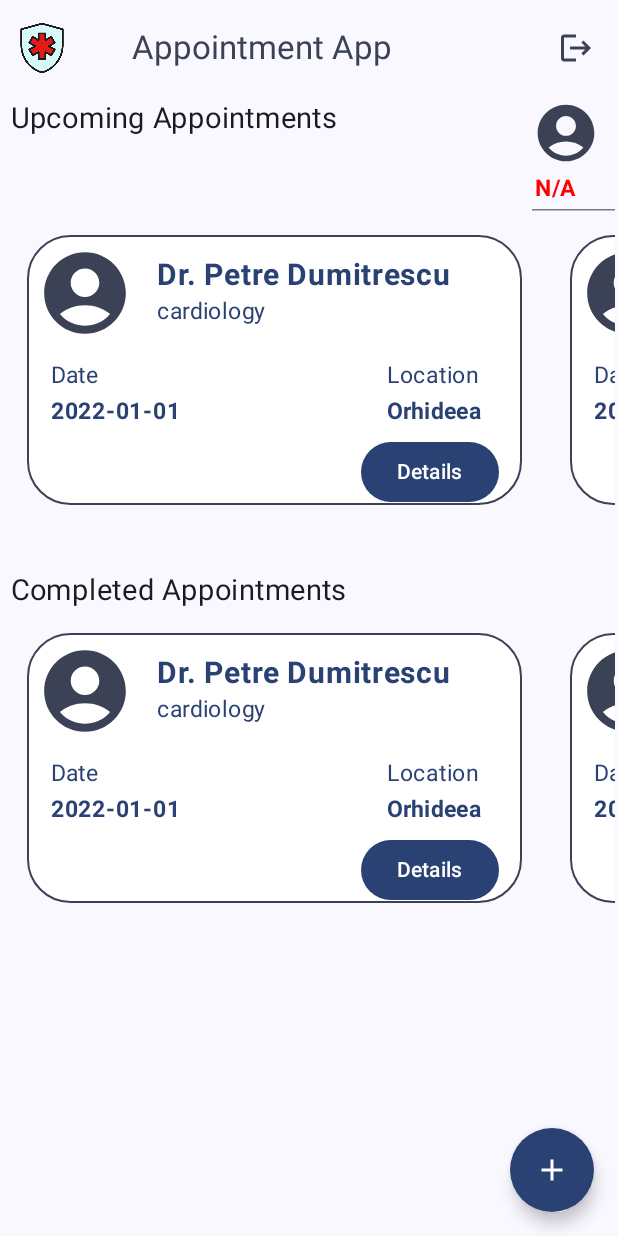
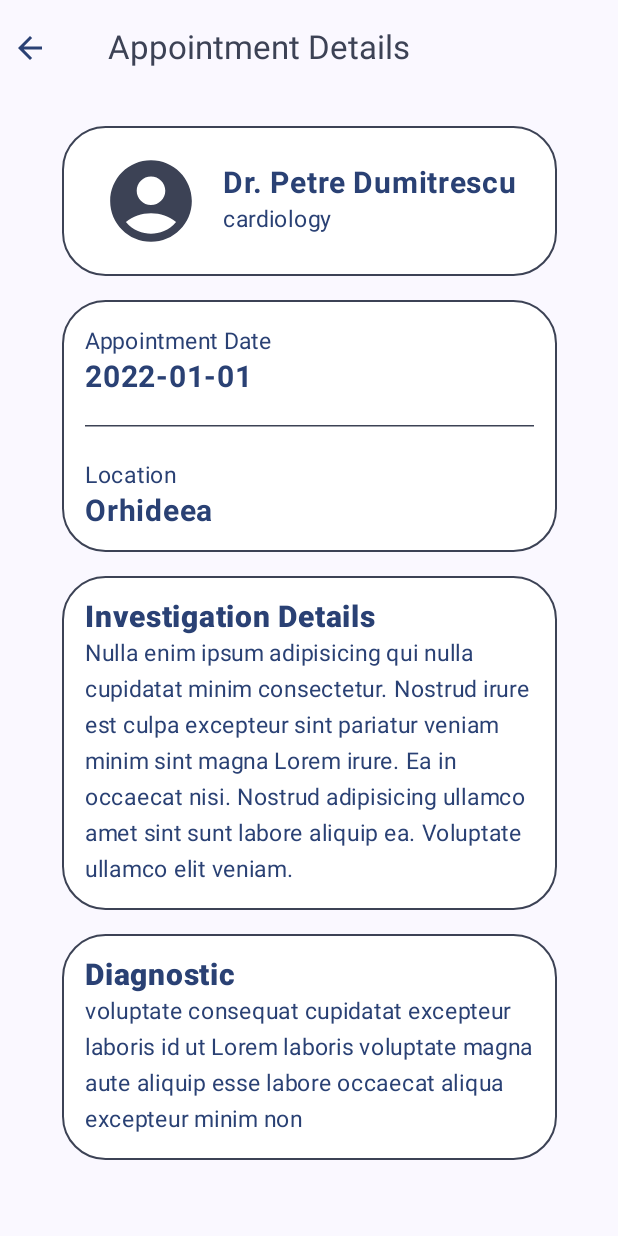
Before and after one commit to mihneabranzeu/doctors-appointment-app, an Android app built with Jetpack Compose: the Home screen opened through its navigation route, after a tap on "Details", on a phone screen of 412 x 824 dp. Run offline under Robolectric (Android 15) with nearby library versions, the phone set to English and light mode, and no system bars; our stand-ins replace Dagger/Hilt's generated code, Firebase (no records; nobody signed in at launch, a user with empty details on screens opened directly).

Commit message:
Add appointment details page & add time selection for appointment

```diff
--- a/app/src/main/java/lab02/eim/systems/cs/pub/doctorappointmentapp/components/Components.kt
+++ b/app/src/main/java/lab02/eim/systems/cs/pub/doctorappointmentapp/components/Components.kt
@@ -230,7 +230,7 @@ fun AppointmentCard(appointment: MAppointment = MAppointment("asdf", "2024-05-01
                     Text(text = "Dr. ${appointment.doctor}",
                         fontSize = 20.sp,
                         fontWeight = FontWeight.Bold)
-                    Text(text = "${appointment.catergory}",
+                    Text(text = "${appointment.category}",
                         fontSize = 15.sp,
                         fontWeight = FontWeight.Normal)
                 }
--- a/app/src/main/java/lab02/eim/systems/cs/pub/doctorappointmentapp/model/MAppointment.kt
+++ b/app/src/main/java/lab02/eim/systems/cs/pub/doctorappointmentapp/model/MAppointment.kt
@@ -2,7 +2,7 @@ package lab02.eim.systems.cs.pub.doctorappointmentapp.model
 
 data class MAppointment(var id: String? = null,
                         var date: String? = null,
-                        var catergory: String? = null,
+                        var category: String? = null,
                         var doctor: String? = null,
                         var location: String? = null) {
 
--- a/app/src/main/java/lab02/eim/systems/cs/pub/doctorappointmentapp/navigation/DoctorNavigation.kt
+++ b/app/src/main/java/lab02/eim/systems/cs/pub/doctorappointmentapp/navigation/DoctorNavigation.kt
@@ -2,14 +2,16 @@ package lab02.eim.systems.cs.pub.doctorappointmentapp.navigation
 
 import androidx.compose.runtime.Composable
 import androidx.hilt.navigation.compose.hiltViewModel
+import androidx.navigation.NavType
 import androidx.navigation.compose.NavHost
 import androidx.navigation.compose.composable
 import androidx.navigation.compose.rememberNavController
-import dagger.hilt.android.lifecycle.HiltViewModel
+import androidx.navigation.navArgument
 import lab02.eim.systems.cs.pub.doctorappointmentapp.screens.DoctorSplashScreen
 import lab02.eim.systems.cs.pub.doctorappointmentapp.screens.appointments.AppointmentsScreen
 import lab02.eim.systems.cs.pub.doctorappointmentapp.screens.book.BookAppointmentScreen
 import lab02.eim.systems.cs.pub.doctorappointmentapp.screens.book.DoctorSearchViewModel
+import lab02.eim.systems.cs.pub.doctorappointmentapp.screens.details.AppointmentDetailsScreen
 import lab02.eim.systems.cs.pub.doctorappointmentapp.screens.home.Home
 import lab02.eim.systems.cs.pub.doctorappointmentapp.screens.login.Login
 import lab02.eim.systems.cs.pub.doctorappointmentapp.screens.profile.ProfileScreen
@@ -42,5 +44,14 @@ fun DoctorNavigation() {
       composable(DoctorScreens.ProfileScreen.name) {
          ProfileScreen(navController = navController)
       }
+
+      val detailsName = DoctorScreens.AppointmentDetailsScreen.name
+      composable("$detailsName/{appointmentId}", arguments = listOf(navArgument("appointmentId"){
+         type = NavType.StringType
+      })) { BackStackEntry ->
+         BackStackEntry.arguments?.getString("appointmentId").let {
+            AppointmentDetailsScreen(navController = navController, appointmentId = it.toString())
+         }
+      }
    }
 }
--- a/app/src/main/java/lab02/eim/systems/cs/pub/doctorappointmentapp/navigation/DoctorScreens.kt
+++ b/app/src/main/java/lab02/eim/systems/cs/pub/doctorappointmentapp/navigation/DoctorScreens.kt
@@ -1,6 +1,5 @@
 package lab02.eim.systems.cs.pub.doctorappointmentapp.navigation
 
-import androidx.compose.foundation.layout.Spacer
 import java.lang.IllegalArgumentException
 
 enum class DoctorScreens {
@@ -10,8 +9,8 @@ enum class DoctorScreens {
     BookAppointmentScreen,
     AppointmentsScreen,
     ProfileScreen,
-    DoctorHomeScreen;
-
+    DoctorHomeScreen,
+    AppointmentDetailsScreen;
     companion object {
         fun fromRoute(route: String?): DoctorScreens
             = when(route?.substringBefore("/")) {
@@ -22,6 +21,7 @@ enum class DoctorScreens {
                 AppointmentsScreen.name -> AppointmentsScreen
                 ProfileScreen.name -> ProfileScreen
                 DoctorHomeScreen.name -> DoctorHomeScreen
+                AppointmentDetailsScreen.name -> AppointmentDetailsScreen
                 null -> DoctorHomeScreen
                 else -> throw IllegalArgumentException("Route $route is not recognized!")
             }
--- a/app/src/main/java/lab02/eim/systems/cs/pub/doctorappointmentapp/repository/DoctorRepository.kt
+++ b/app/src/main/java/lab02/eim/systems/cs/pub/doctorappointmentapp/repository/DoctorRepository.kt
@@ -1,7 +1,8 @@
 package lab02.eim.systems.cs.pub.doctorappointmentapp.repository
 
-import lab02.eim.systems.cs.pub.doctorappointmentapp.data.DataOrException
+import android.util.Log
 import lab02.eim.systems.cs.pub.doctorappointmentapp.data.Resource
+import lab02.eim.systems.cs.pub.doctorappointmentapp.model.MAppointment
 import lab02.eim.systems.cs.pub.doctorappointmentapp.model.MDoctor
 import lab02.eim.systems.cs.pub.doctorappointmentapp.network.DoctorsApi
 import javax.inject.Inject
@@ -26,15 +27,47 @@ class DoctorRepository @Inject constructor(private val api: DoctorsApi) {
         }
     }
 
-//    suspend fun getDoctorInfo(appointmentId: String): DataOrException<MDoctor, Boolean, Exception> {
-//        val dataOrException = DataOrException<MDoctor, Boolean, Exception>()
-//        try {
-//            appointmentDataOrException.loading = true
-//            appointmentDataOrException.data = api.getDoctorInfo(appointmentId)
-//            if (appointmentDataOrException.data.toString().isNotEmpty()) dataOrException.loading = false
-//        } catch (e: Exception) {
-//            appointmentDataOrException.e = e
-//        }
-//        return dataOrException
-//    }
+    suspend fun getAppointmentInfo(appointmentId: String): Resource<MAppointment> {
+      val response = try {
+          Resource.Loading(true)
+//          api.getDoctorInfo()
+          val appointments = listOf(
+              MAppointment("1", "2022-01-01", "cardiology", "Petre Dumitrescu", "Orhideea"),
+              MAppointment("2", "2022-02-01", "orthopedy", "Dre", "Orhideea"),
+              MAppointment("3", "2022-03-01", "massage", "Mihai Popescu", "Orhideea"),
+              MAppointment("4", "2022-04-01", "urology", "Petre Dumitrescu", "Orhideea"),
+              MAppointment("5", "2022-05-01", "general", "Petre Dumitrescu", "Orhideea"),
+              MAppointment("6", "2022-06-01", "pediatry", "Petre Dumitrescu", "Orhideea"),
+              MAppointment("7", "2022-07-01", "cardiology", "Petre Dumitrescu", "Orhideea"),
+          )
+          appointments.find { appointment ->  appointment.id == appointmentId}
+      } catch (exception: Exception) {
+          return Resource.Error(message = "An error occurred ${exception.message.toString()}")
+      }
+        Resource.Loading(false)
+        return Resource.Success(response!!)
+    }
+
+    suspend fun getAvailableTimes(doctorId: String, date: String): Resource<List<String>> {
+        val response = try {
+            Resource.Loading(true)
+//          api.getDoctorInfo()
+           val availableTimes = listOf(
+               "15.04.2024 10:00",
+                "15.04.2024 11:00",
+                "15.04.2024 12:00",
+                "15.04.2024 13:00",
+                "16.04.2024 14:00",
+                "16.04.2024 15:00",
+                "16.04.2024 16:00",
+                "16.04.2024 17:00",
+           )
+            Log.d("AvailableTimes" ,"doctorId: $doctorId, date: $date")
+            availableTimes.filter { time -> time.contains(date) }
+        } catch (exception: Exception) {
+            return Resource.Error(message = "An error occurred ${exception.message.toString()}")
+        }
+        Resource.Loading(false)
+        return Resource.Success(response!!)
+    }
 }
--- /dev/null
+++ b/app/src/main/java/lab02/eim/systems/cs/pub/doctorappointmentapp/screens/details/AppointmentDetailsScreen.kt
@@ -0,0 +1,238 @@
+package lab02.eim.systems.cs.pub.doctorappointmentapp.screens.details
+
+import androidx.compose.foundation.border
+import androidx.compose.foundation.layout.Arrangement
+import androidx.compose.foundation.layout.Column
+import androidx.compose.foundation.layout.Row
+import androidx.compose.foundation.layout.Spacer
+import androidx.compose.foundation.layout.fillMaxSize
+import androidx.compose.foundation.layout.fillMaxWidth
+import androidx.compose.foundation.layout.height
+import androidx.compose.foundation.layout.padding
+import androidx.compose.foundation.layout.size
+import androidx.compose.foundation.layout.width
+import androidx.compose.foundation.rememberScrollState
+import androidx.compose.foundation.shape.RoundedCornerShape
+import androidx.compose.foundation.verticalScroll
+import androidx.compose.material.icons.Icons
+import androidx.compose.material.icons.automirrored.filled.ArrowBack
+import androidx.compose.material.icons.filled.AccountCircle
+import androidx.compose.material3.Card
+import androidx.compose.material3.CardColors
+import androidx.compose.material3.HorizontalDivider
+import androidx.compose.material3.Icon
+import androidx.compose.material3.LinearProgressIndicator
+import androidx.compose.material3.MaterialTheme
+import androidx.compose.material3.Scaffold
+import androidx.compose.material3.Surface
+import androidx.compose.material3.Text
+import androidx.compose.runtime.Composable
+import androidx.compose.runtime.produceState
+import androidx.compose.ui.Alignment
+import androidx.compose.ui.Modifier
+import androidx.compose.ui.text.font.FontWeight
+import androidx.compose.ui.unit.dp
+import androidx.compose.ui.unit.sp
+import androidx.hilt.navigation.compose.hiltViewModel
+import androidx.navigation.NavController
+import lab02.eim.systems.cs.pub.doctorappointmentapp.components.DoctorAppBar
+import lab02.eim.systems.cs.pub.doctorappointmentapp.data.Resource
+import lab02.eim.systems.cs.pub.doctorappointmentapp.model.MAppointment
+import lab02.eim.systems.cs.pub.doctorappointmentapp.navigation.DoctorScreens
+
+@Composable
+fun AppointmentDetailsScreen(navController: NavController,
+                             appointmentId: String,
+                             viewModel: DetailsViewModel = hiltViewModel()) {
+    Scaffold (
+        topBar = {
+            DoctorAppBar(
+                title = "Appointment Details",
+                navController = navController,
+                icon = Icons.AutoMirrored.Filled.ArrowBack,
+                showProfile = false) {
+                navController.navigate(DoctorScreens.DoctorHomeScreen.name)
+            }
+        }
+    ) {
+        Surface (modifier = Modifier
+            .padding(it)
+            .fillMaxSize()) {
+            val scrollState = rememberScrollState()
+            Column(modifier = Modifier
+                .padding(top = 12.dp)
+                .verticalScroll(scrollState),
+                verticalArrangement = Arrangement.Top,
+                horizontalAlignment = Alignment.CenterHorizontally) {
+
+                val appointmentInfo = produceState<Resource<MAppointment>>(initialValue = Resource.Loading()) {
+                    value = viewModel.getAppointmentInfo(appointmentId)
+                }.value
+
+                if (appointmentInfo.data == null) {
+                    Row {
+                        LinearProgressIndicator()
+                        Text(text = "Loading...")
+                    }
+                } else {
+                    // Doctor info card
+                    Card(shape = RoundedCornerShape(29.dp),
+                        colors = CardColors(
+                            containerColor = MaterialTheme.colorScheme.onPrimary,
+                            disabledContainerColor = MaterialTheme.colorScheme.surface,
+                            contentColor = MaterialTheme.colorScheme.primary,
+                            disabledContentColor = MaterialTheme.colorScheme.primary,
+                        ),
+                        modifier = Modifier
+                            .padding(8.dp)
+                            .width(330.dp)
+                            .height(100.dp)
+                            .fillMaxWidth()
+                            .border(
+                                1.dp,
+                                MaterialTheme.colorScheme.secondary,
+                                RoundedCornerShape(29.dp)
+                            ),
+                    ) {
+                        Row (verticalAlignment = Alignment.CenterVertically,
+                            horizontalArrangement = Arrangement.Center,
+                            modifier = Modifier.fillMaxSize()){
+                            Icon(imageVector = Icons.Filled.AccountCircle,
+                                contentDescription ="Profile",
+                                modifier = Modifier
+                                    .size(65.dp),
+                                tint = MaterialTheme.colorScheme.secondary)
+
+
+                            Spacer(modifier = Modifier.width(15.dp))
+                            Column() {
+                                Text(text = "Dr. ${appointmentInfo.data.doctor}",
+                                    fontSize = 20.sp,
+                                    fontWeight = FontWeight.Bold)
+                                Text(text = "${appointmentInfo.data.category}",
+                                    fontSize = 15.sp,
+                                    fontWeight = FontWeight.Normal)
+                            }
+                        }
+                    }
+
+                    // Appointment date and location
+                    Card(shape = RoundedCornerShape(29.dp),
+                        colors = CardColors(
+                            containerColor = MaterialTheme.colorScheme.onPrimary,
+                            disabledContainerColor = MaterialTheme.colorScheme.surface,
+                            contentColor = MaterialTheme.colorScheme.primary,
+                            disabledContentColor = MaterialTheme.colorScheme.primary,
+                        ),
+                        modifier = Modifier
+                            .padding(8.dp)
+                            .width(330.dp)
+                            .fillMaxWidth()
+                            .border(
+                                1.dp,
+                                MaterialTheme.colorScheme.secondary,
+                                RoundedCornerShape(29.dp)
+                            ),
+                    ) {
+                       Column(modifier = Modifier
+                           .fillMaxWidth()
+                           .padding(15.dp),
+                           verticalArrangement = Arrangement.Top,
+                           horizontalAlignment = Alignment.Start) {
+                          Text(text = "Appointment Date",
+                              fontWeight = FontWeight.Normal,
+                              fontSize = 15.sp
+                          )
+                           Text(text = appointmentInfo.data.date.toString(),
+                               fontWeight = FontWeight.Bold,
+                               fontSize = 20.sp
+                           )
+
+                           HorizontalDivider(modifier = Modifier.padding(vertical = 20.dp), color = MaterialTheme.colorScheme.secondary)
+
+
+                           Text(text = "Location",
+                               fontWeight = FontWeight.Normal,
+                               fontSize = 15.sp
+                           )
+                           Text(text = appointmentInfo.data.location.toString(),
+                               fontWeight = FontWeight.Bold,
+                               fontSize = 20.sp
+                           )
+                       }
+                    }
+
+                    // Appointment details
+                    Card(shape = RoundedCornerShape(29.dp),
+                        colors = CardColors(
+                            containerColor = MaterialTheme.colorScheme.onPrimary,
+                            disabledContainerColor = MaterialTheme.colorScheme.surface,
+                            contentColor = MaterialTheme.colorScheme.primary,
+                            disabledContentColor = MaterialTheme.colorScheme.primary,
+                        ),
+                        modifier = Modifier
+                            .padding(8.dp)
+                            .width(330.dp)
+                            .fillMaxWidth()
+                            .border(
+                                1.dp,
+                                MaterialTheme.colorScheme.secondary,
+                                RoundedCornerShape(29.dp)
+                            ),
+                    ) {
+                        Column(modifier = Modifier
+                            .fillMaxWidth()
+                            .padding(15.dp),
+                            verticalArrangement = Arrangement.Top,
+                            horizontalAlignment = Alignment.Start) {
+                            Text(text = "Investigation Details",
+                                fontWeight = FontWeight.ExtraBold,
+                                fontSize = 20.sp
+                            )
+                            //TODO: Add description field to appointment
+                            Text(text = "Nulla enim ipsum adipisicing qui nulla cupidatat minim consectetur. Nostrud irure est culpa excepteur sint pariatur veniam minim sint magna Lorem irure. Ea in occaecat nisi. Nostrud adipisicing ullamco amet sint sunt labore aliquip ea. Voluptate ullamco elit veniam.",
+                                fontWeight = FontWeight.Normal,
+                                fontSize = 15.sp
+                            )
+                        }
+                    }
+
+                    // Appointment diagnostic
+                    Card(shape = RoundedCornerShape(29.dp),
+                        colors = CardColors(
+                            containerColor = MaterialTheme.colorScheme.onPrimary,
+                            disabledContainerColor = MaterialTheme.colorScheme.surface,
+                            contentColor = MaterialTheme.colorScheme.primary,
+                            disabledContentColor = MaterialTheme.colorScheme.primary,
+                        ),
+                        modifier = Modifier
+                            .padding(8.dp)
+                            .width(330.dp)
+                            .fillMaxWidth()
+                            .border(
+                                1.dp,
+                                MaterialTheme.colorScheme.secondary,
+                                RoundedCornerShape(29.dp)
+                            ),
+                    ) {
+                        Column(modifier = Modifier
+                            .fillMaxWidth()
+                            .padding(15.dp),
+                            verticalArrangement = Arrangement.Top,
+                            horizontalAlignment = Alignment.Start) {
+                            Text(text = "Diagnostic",
+                                fontWeight = FontWeight.ExtraBold,
+                                fontSize = 20.sp
+                            )
+                            //TODO: Add diagnostic field to appointment
+                            Text(text = "voluptate consequat cupidatat excepteur laboris id ut Lorem laboris voluptate magna aute aliquip esse labore occaecat aliqua excepteur minim non",
+                                fontWeight = FontWeight.Normal,
+                                fontSize = 15.sp
+                            )
+                        }
+                    }
+                }
+            }
+        }
+    }
+}
--- /dev/null
+++ b/app/src/main/java/lab02/eim/systems/cs/pub/doctorappointmentapp/screens/details/DetailsViewModel.kt
@@ -0,0 +1,15 @@
+package lab02.eim.systems.cs.pub.doctorappointmentapp.screens.details
+
+import androidx.lifecycle.ViewModel
+import dagger.hilt.android.lifecycle.HiltViewModel
+import lab02.eim.systems.cs.pub.doctorappointmentapp.data.Resource
+import lab02.eim.systems.cs.pub.doctorappointmentapp.model.MAppointment
+import lab02.eim.systems.cs.pub.doctorappointmentapp.repository.DoctorRepository
+import javax.inject.Inject
+
+@HiltViewModel
+class DetailsViewModel @Inject constructor(private val repository: DoctorRepository): ViewModel() {
+    suspend fun getAppointmentInfo(appointmentId: String): Resource<MAppointment> {
+        return repository.getAppointmentInfo(appointmentId)
+    }
+}
--- a/app/src/main/java/lab02/eim/systems/cs/pub/doctorappointmentapp/screens/home/DoctorHomeScreen.kt
+++ b/app/src/main/java/lab02/eim/systems/cs/pub/doctorappointmentapp/screens/home/DoctorHomeScreen.kt
@@ -94,7 +94,7 @@ fun HomeContent(navController: NavController) {
             Text(text = currentUserNamae!!,
                     modifier = Modifier.padding(2.dp),
                     color = Color.Red,
-                    fontSize = 15.sp,
+                    fontSize = 14.sp,
                     fontWeight = FontWeight.Bold,
                     maxLines = 1,
                     overflow = TextOverflow.Clip)
@@ -110,21 +110,16 @@ fun HomeContent(navController: NavController) {
 
 @Composable
 fun UpcomingAppointmentsArea(appointments: List<MAppointment>, navController: NavController) {
-   HorizontalScrollableComponent(appointments) {
-       // TODO on card clicked
-   }
+   HorizontalScrollableComponent(appointments, navController)
 }
 
 @Composable
 fun CompletedAppointmentsArea(appointments: List<MAppointment>, navController: NavController) {
-    HorizontalScrollableComponent(appointments) {
-        // TODO on card clicked
-    }
+    HorizontalScrollableComponent(appointments, navController)
 }
 
 @Composable
-fun HorizontalScrollableComponent(appointments: List<MAppointment>,
-                                  onCardPressed: (String) -> Unit) {
+fun HorizontalScrollableComponent(appointments: List<MAppointment>, navController: NavController) {
     val scrollState = rememberScrollState()
 
     Row(modifier = Modifier
@@ -133,7 +128,7 @@ fun HorizontalScrollableComponent(appointments: List<MAppointment>,
         .horizontalScroll(scrollState)) {
         for (appointment in appointments) {
            AppointmentCard(appointment) {
-               onCardPressed(it)
+               navController.navigate(DoctorScreens.AppointmentDetailsScreen.name + "/${appointment.id}")
            }
         }
     }
```
Also changed, not shown: app/src/main/java/lab02/eim/systems/cs/pub/doctorappointmentapp/screens/book/DoctorBookScreen.kt (+119 -28 lines), app/src/main/java/lab02/eim/systems/cs/pub/doctorappointmentapp/screens/book/DoctorSearchViewModel.kt (+23 -2 lines).
